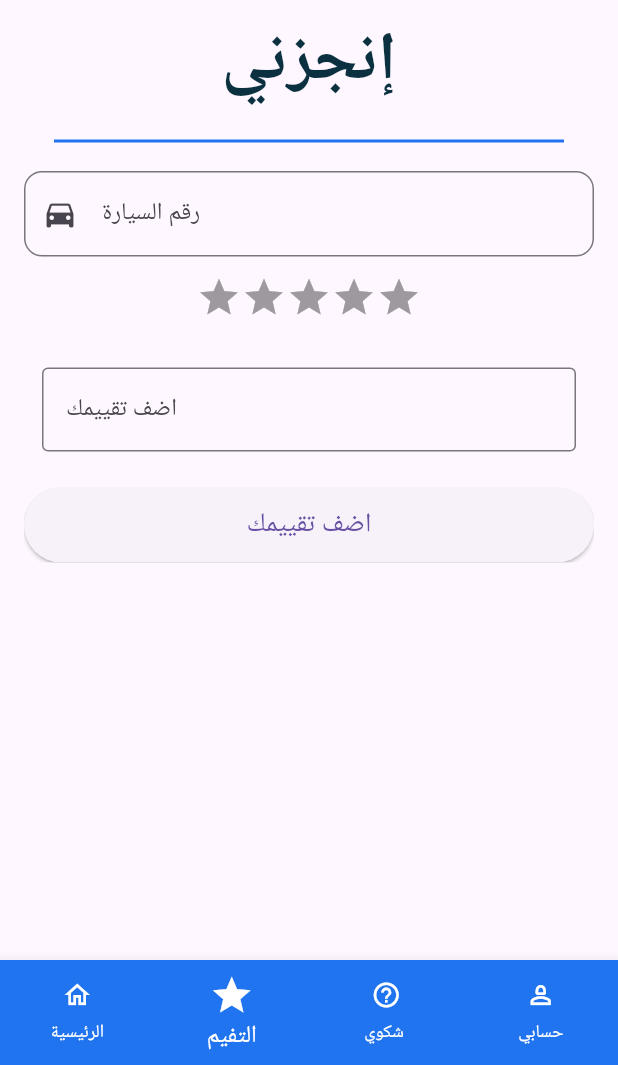
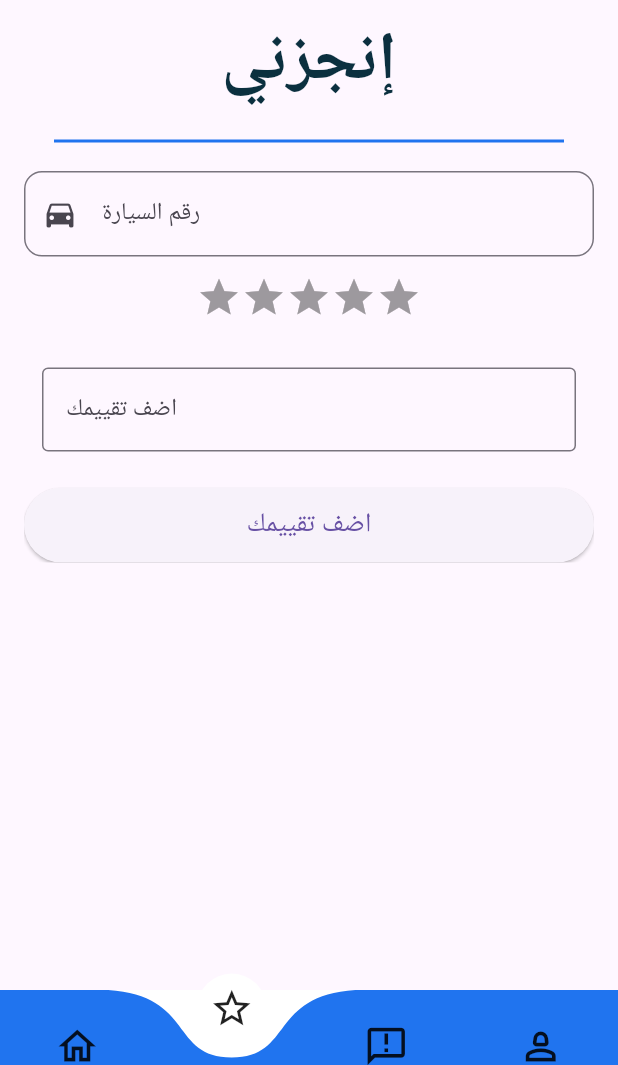
Before and after one commit to Faresayman0/Engzny, a Flutter app: the Navbar screen opened directly, item 2 of the bottom bar chosen, on a phone screen of 412 x 824 dp, the part 171-1236 px from its top. Run offline on Flutter 3.47's test engine with Material 3 defaults, Android fonts, the light colour scheme and no system bars; drawn by our look-alikes of curved_navigation_bar, flutter_rating_bar; our stand-ins replace firebase_auth, firebase_core, flutter_bloc, google_sign_in, pin_code_fields; missing offline and left inert: auth; accounts and stored records are empty.

Commit message:
first commit

```diff
--- a/lib/app_routes.dart
+++ b/lib/app_routes.dart
@@ -20,9 +20,9 @@ class AppRouter {
         return MaterialPageRoute(
             builder: (_) => BlocProvider<PhoneAuthCubit>.value(
                   value: phoneAuthCubit!,
-                  child:  const HomePage(),
+                  child: const HomePage(),
                 ));
- case loginScreen:
+      case loginScreen:
         return MaterialPageRoute(
             builder: (_) => BlocProvider<PhoneAuthCubit>.value(
                   value: phoneAuthCubit!,
@@ -30,19 +30,21 @@ class AppRouter {
                 ));
 
       case otpScreen:
-      final phoneNumber=settings.arguments;
+        final phoneNumber = settings.arguments;
         return MaterialPageRoute(
             builder: (_) => BlocProvider.value(
                   value: phoneAuthCubit!,
-                  child: OtpScreen(phoneNumber: phoneNumber,),
+                  child: OtpScreen(
+                    phoneNumber: phoneNumber,
+                  ),
                 ));
-       case navBar:
+      case navBar:
         return MaterialPageRoute(
             builder: (_) => BlocProvider<PhoneAuthCubit>.value(
                   value: phoneAuthCubit!,
-                  child: const Navbar(),
+                  child: Navbar(),
                 ));
-       case choseLogin:
+      case choseLogin:
         return MaterialPageRoute(
             builder: (_) => BlocProvider<PhoneAuthCubit>.value(
                   value: phoneAuthCubit!,
--- a/lib/presentation/widgets/navbar.dart
+++ b/lib/presentation/widgets/navbar.dart
@@ -1,3 +1,4 @@
+import 'package:curved_navigation_bar/curved_navigation_bar.dart';
 import 'package:flutter/material.dart';
 import 'package:gradution_project2/presentation/screens/pages/home_page.dart';
 import 'package:gradution_project2/presentation/screens/pages/profie_page.dart';
@@ -8,68 +9,55 @@ class Navbar extends StatefulWidget {
   const Navbar({super.key});
 
   @override
-  State<Navbar> createState() => _NavbarState();
+  _NavbarState createState() => _NavbarState();
 }
 
 class _NavbarState extends State<Navbar> {
   int currentIndex = 0;
   List<Widget> screens = [
-    HomePage(),
+    const HomePage(),
     const RatePage(),
     const ReportPage(),
     ProfilePage(),
   ];
+
   @override
   Widget build(BuildContext context) {
     return Scaffold(
-      bottomNavigationBar: BottomNavigationBar(
-        backgroundColor: const Color(0xff2074EF),
-        currentIndex: currentIndex,
-        type: BottomNavigationBarType.fixed,
-        selectedItemColor: Colors.white,
-        selectedFontSize: 16,
-        selectedIconTheme: const IconThemeData(size: 30),
-        unselectedItemColor: Colors.white,
-        unselectedIconTheme: const IconThemeData(size: 20, color: Colors.white),
+      bottomNavigationBar: CurvedNavigationBar(
+        animationDuration: const Duration(milliseconds: 600),
+        backgroundColor: Colors.white,
+        buttonBackgroundColor: Colors.white,
+        color: const Color(0xff2074EF),
+        height: 50,
+        index: currentIndex,
+        items: const [
+          Icon(Icons.home_outlined, size: 30),
+          Icon(Icons.star_border, size: 30,),
+          Icon(Icons.announcement_outlined, size: 30),
+          Icon(Icons.person_2_outlined, size: 30),
+        ],
         onTap: (index) {
-          setState(
-            () {
-              currentIndex = index;
-            },
-          );
+          setState(() {
+            currentIndex = index;
+          });
         },
-        items: const [
-          BottomNavigationBarItem(
-            activeIcon: Icon(Icons.home),
-            icon: Icon(
-              Icons.home_outlined,
-            ),
-            label: 'الرئيسية',
-          ),
-          BottomNavigationBarItem(
-            activeIcon: Icon(Icons.star),
-            icon: Icon(
-              Icons.star_border_outlined,
-            ),
-            label: 'التفيم',
-          ),
-          BottomNavigationBarItem(
-            activeIcon: Icon(Icons.help),
-            icon: Icon(
-              Icons.help_outline_outlined,
-            ),
-            label: 'شكوي ',
-          ),
-          BottomNavigationBarItem(
-            activeIcon: Icon(Icons.person),
-            icon: Icon(
-              Icons.person_2_outlined,
-            ),
-            label: 'حسابي',
-          )
-        ],
       ),
       body: screens[currentIndex],
     );
   }
 }
+
+// Usage
+class YourApp extends StatelessWidget {
+  const YourApp({super.key});
+
+  @override
+  Widget build(BuildContext context) {
+    return const MaterialApp(
+      home: Scaffold(
+        body: Navbar(),
+      ),
+    );
+  }
+}
--- a/pubspec.yaml
+++ b/pubspec.yaml
@@ -30,6 +30,7 @@ environment:
 dependencies:
   auth: ^8.2.0+02
   cupertino_icons: ^1.0.2
+  curved_navigation_bar: ^1.0.3
   firebase_auth: ^4.14.1
   firebase_core: ^2.23.0
   flutter:
```
Also changed, not shown: pubspec.lock.
